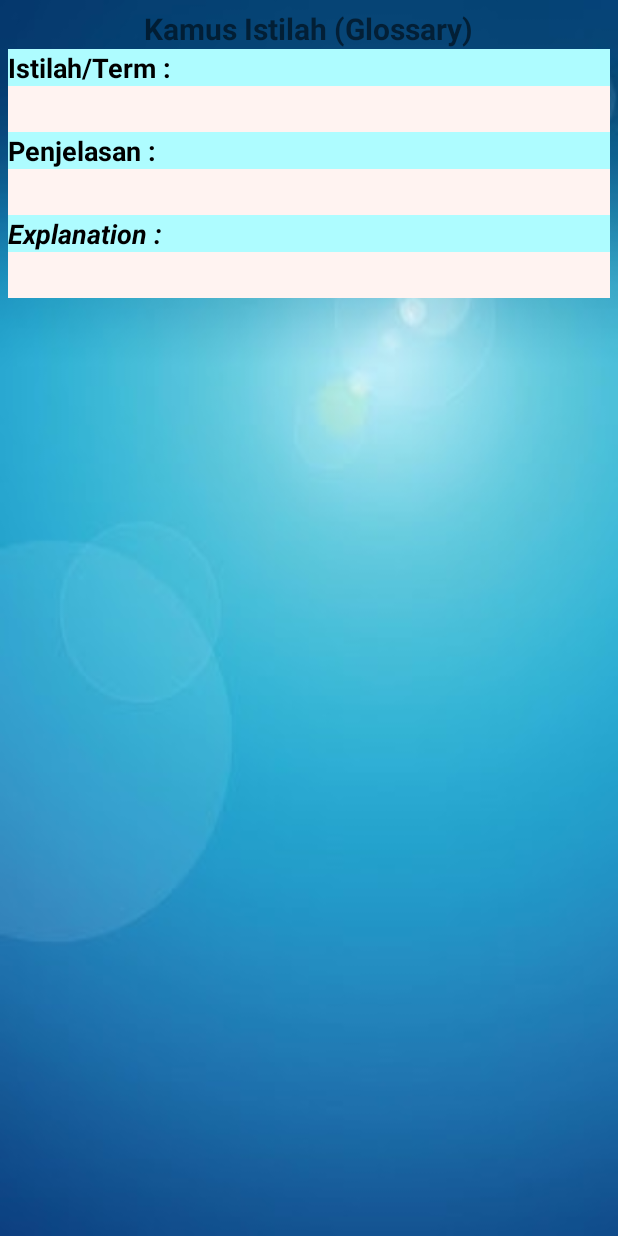
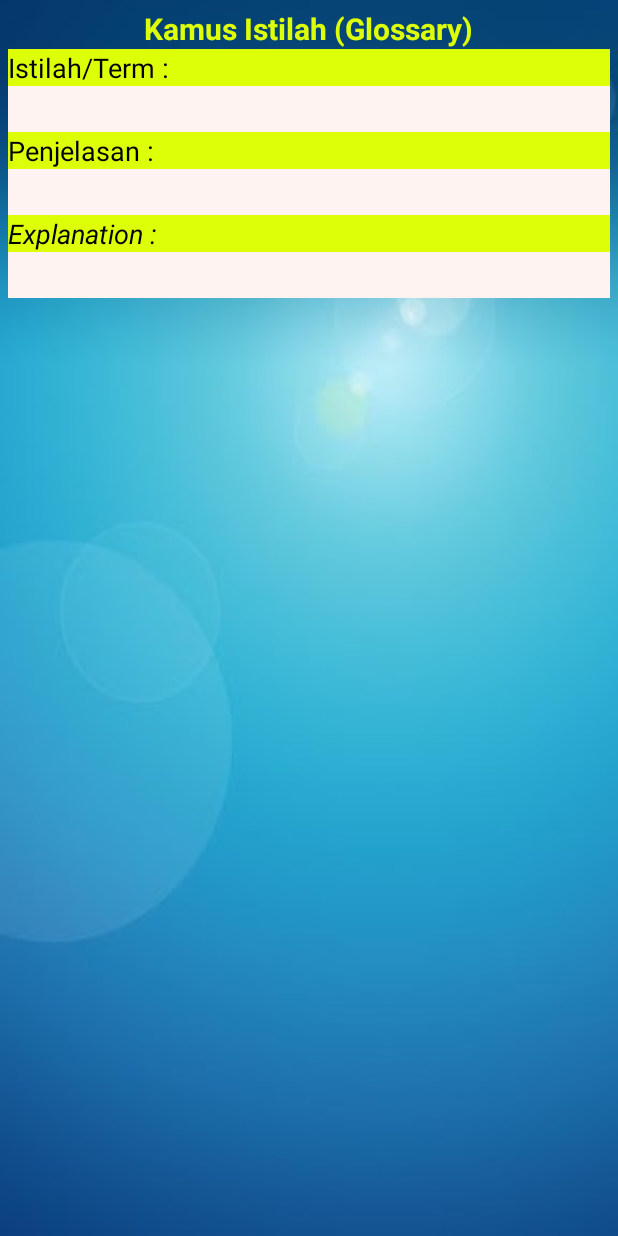
Before and after one commit to musobarlab/kamus-kata-pt-taspen-android, an Android app: the KataDetailVersionOneActivity screen opened directly, with no data from a screen before it, on a phone screen of 412 x 824 dp. Run offline under Robolectric (Android 15) with nearby library versions, the phone set to English and light mode, and no system bars; network calls fail; 2 statements that could not run were skipped.

Commit message:
update text size and text color

```diff
--- a/app/src/main/res/layout/activity_informasi.xml
+++ b/app/src/main/res/layout/activity_informasi.xml
@@ -4,7 +4,7 @@
     android:layout_width="fill_parent"
     android:layout_height="match_parent"
     android:gravity="center_horizontal"
-    android:background="@drawable/main_cover4">
+    android:background="@drawable/cover_baru">
 
     <TextView android:text="@string/app_name"
         android:layout_width="wrap_content"
--- a/app/src/main/res/layout/activity_kata_by_istilah.xml
+++ b/app/src/main/res/layout/activity_kata_by_istilah.xml
@@ -11,6 +11,7 @@
         android:textSize="20sp"
         android:layout_gravity="center_horizontal"
         android:textStyle="bold"
+        android:textColor="#ffddff07"
         />
 
     <TextView
@@ -21,6 +22,7 @@
         android:textSize="15sp"
         android:layout_gravity="center_horizontal"
         android:textStyle="bold"
+        android:textColor="#ffddff07"
         />
     <LinearLayout
         android:layout_width="fill_parent"
--- a/app/src/main/res/layout/activity_kata_detail_v_1.xml
+++ b/app/src/main/res/layout/activity_kata_detail_v_1.xml
@@ -19,6 +19,7 @@
             android:textSize="20sp"
             android:layout_gravity="center_horizontal"
             android:textStyle="bold"
+            android:textColor="#ffddff07"
             />
 
         <TextView
@@ -26,8 +27,7 @@
             android:layout_width="fill_parent"
             android:layout_height="wrap_content"
             android:textColor="#ff000000"
-            android:background="#ffaefcff"
-            android:textStyle="bold"
+            android:background="#ffddff07"
             android:textSize="18dp"
             />
 
@@ -39,16 +39,14 @@
             android:paddingTop="6dip"
             android:textColor="#ff000000"
             android:background="#fffff3f1"
-            android:textSize="18dp"
-            android:textStyle="bold" />
+            android:textSize="18dp" />
 
         <TextView
             android:text="@string/title_bahasa_indonesia"
             android:layout_width="fill_parent"
             android:layout_height="wrap_content"
             android:textColor="#ff000000"
-            android:background="#ffaefcff"
-            android:textStyle="bold"
+            android:background="#ffddff07"
             android:textSize="18dp"
             />
 
@@ -60,16 +58,15 @@
             android:paddingTop="6dip"
             android:textColor="#ff000000"
             android:background="#fffff3f1"
-            android:textSize="18dp"
-            android:textStyle="bold" />
+            android:textSize="18dp" />
 
         <TextView
             android:text="@string/title_bahasa_inggris"
             android:layout_width="fill_parent"
             android:layout_height="wrap_content"
             android:textColor="#ff000000"
-            android:background="#ffaefcff"
-            android:textStyle="bold|italic"
+            android:background="#ffddff07"
+            android:textStyle="italic"
             android:textSize="18dp"
             />
 
@@ -82,7 +79,7 @@
             android:textColor="#ff000000"
             android:background="#fffff3f1"
             android:textSize="18dp"
-            android:textStyle="bold|italic" />
+            android:textStyle="italic" />
     </LinearLayout>
 
 </ScrollView>
--- a/app/src/main/res/layout/list_kata_by_istilah_single.xml
+++ b/app/src/main/res/layout/list_kata_by_istilah_single.xml
@@ -4,6 +4,7 @@
     android:layout_width="fill_parent"
     android:layout_height="wrap_content"
     android:padding="5dp"
+    android:background="#fffff3f1"
     >
 
     <TextView
@@ -11,7 +12,6 @@
         android:layout_width="fill_parent"
         android:layout_height="wrap_content"
         android:textColor="#ff000000"
-        android:background="#fffff3f1"
         />
 
     <TextView
@@ -21,7 +21,5 @@
         android:paddingLeft="6dip"
         android:paddingTop="6dip"
         android:textColor="#ff000000"
-        android:background="#fffff3f1"
-        android:textSize="18dip"
-        android:textStyle="bold" />
+        android:textSize="18dip" />
 </LinearLayout>
```
Also changed, not shown: app/src/main/res/layout/activity_main.xml (+1 -10 lines), app/src/main/res/layout/activity_splash.xml (+0 -8 lines), app/src/main/res/drawable/cover_baru.jpg (added).
